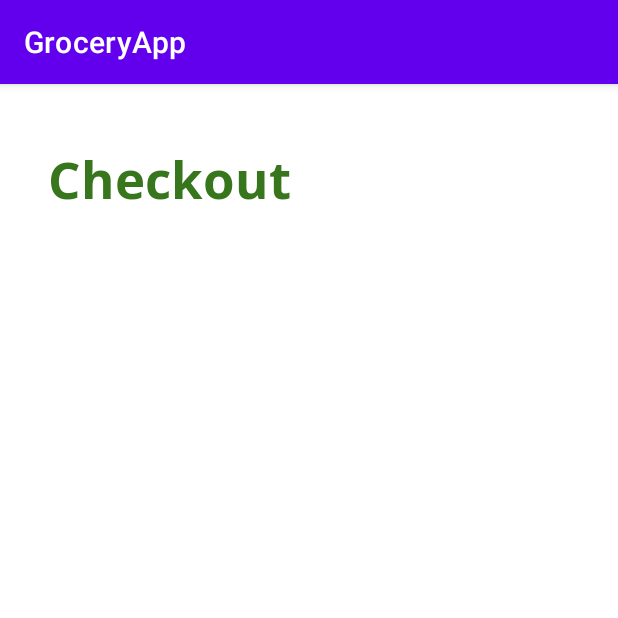
After one commit to mmmelkadri/GroceryApp, an Android app: the CheckoutActivity screen opened directly, with no data from a screen before it, on a phone screen of 412 x 824 dp, the top half of it. The commit adds this screen. Run offline under Robolectric (Android 15) with nearby library versions, the phone set to English and light mode, and no system bars.

Commit message:
Created checkout and orders xml layouts

```diff
--- a/app/src/main/AndroidManifest.xml
+++ b/app/src/main/AndroidManifest.xml
@@ -9,6 +9,12 @@
         android:roundIcon="@mipmap/ic_launcher_round"
         android:supportsRtl="true"
         android:theme="@style/Theme.GroceryApp">
+        <activity
+            android:name=".CheckoutActivity"
+            android:exported="false" />
+        <activity
+            android:name=".CustomerOrderActivity"
+            android:exported="false" />
         <activity
             android:name=".ProductActivity"
             android:exported="false" />
--- /dev/null
+++ b/app/src/main/java/com/example/groceryapp/CheckoutActivity.java
@@ -0,0 +1,14 @@
+package com.example.groceryapp;
+
+import androidx.appcompat.app.AppCompatActivity;
+
+import android.os.Bundle;
+
+public class CheckoutActivity extends AppCompatActivity {
+
+    @Override
+    protected void onCreate(Bundle savedInstanceState) {
+        super.onCreate(savedInstanceState);
+        setContentView(R.layout.activity_checkout);
+    }
+}
--- /dev/null
+++ b/app/src/main/res/layout/activity_checkout.xml
@@ -0,0 +1,41 @@
+<?xml version="1.0" encoding="utf-8"?>
+<androidx.constraintlayout.widget.ConstraintLayout xmlns:android="http://schemas.android.com/apk/res/android"
+    xmlns:app="http://schemas.android.com/apk/res-auto"
+    xmlns:tools="http://schemas.android.com/tools"
+    android:layout_width="match_parent"
+    android:layout_height="match_parent"
+    tools:context=".CheckoutActivity">
+
+    <TextView
+        android:id="@+id/checkout"
+        android:layout_width="wrap_content"
+        android:layout_height="wrap_content"
+        android:layout_marginStart="32dp"
+        android:layout_marginTop="40dp"
+        android:layout_marginBottom="24dp"
+        android:fontFamily="@font/open_sans_bold"
+        android:text="@string/checkout"
+        android:textColor="#38761d"
+        android:textSize="34sp"
+        app:layout_constraintBottom_toTopOf="@+id/orderList"
+        app:layout_constraintStart_toStartOf="parent"
+        app:layout_constraintTop_toTopOf="parent" />
+
+    <ScrollView
+        android:id="@+id/orderList"
+        android:layout_width="0dp"
+        android:layout_height="0dp"
+        android:layout_marginStart="24dp"
+        android:layout_marginEnd="24dp"
+        android:layout_marginBottom="24dp"
+        app:layout_constraintBottom_toBottomOf="parent"
+        app:layout_constraintEnd_toEndOf="parent"
+        app:layout_constraintStart_toStartOf="parent"
+        app:layout_constraintTop_toBottomOf="@+id/checkout">
+
+        <LinearLayout
+            android:layout_width="match_parent"
+            android:layout_height="wrap_content"
+            android:orientation="vertical" />
+    </ScrollView>
+</androidx.constraintlayout.widget.ConstraintLayout>
--- a/app/src/main/res/values/strings.xml
+++ b/app/src/main/res/values/strings.xml
@@ -1,5 +1,7 @@
 <resources>
     <string name="app_name">GroceryApp</string>
 
+    <string name="orders">Orders</string>
+    <string name="checkout">Checkout</string>
     <string name="add_to_cart">Add to Cart</string>
 </resources>
```
Also changed, not shown: app/src/main/java/com/example/groceryapp/CustomerOrderActivity.java (added, +14 -0 lines), app/src/main/res/layout/activity_customer_order.xml (added, +41 -0 lines).
